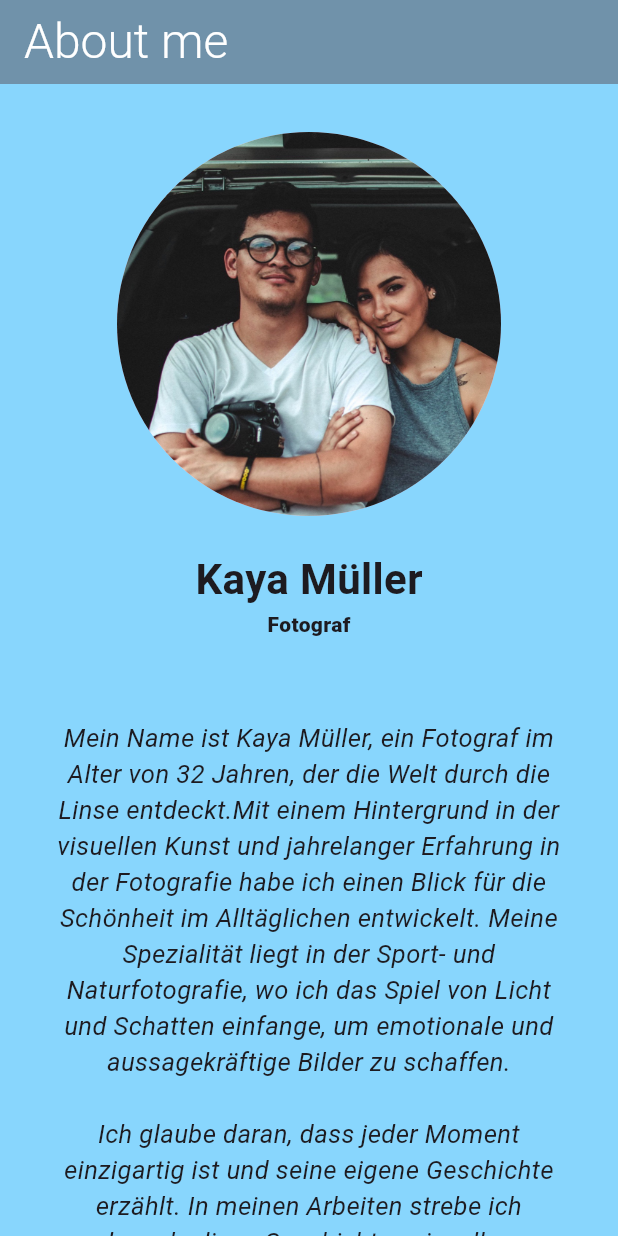
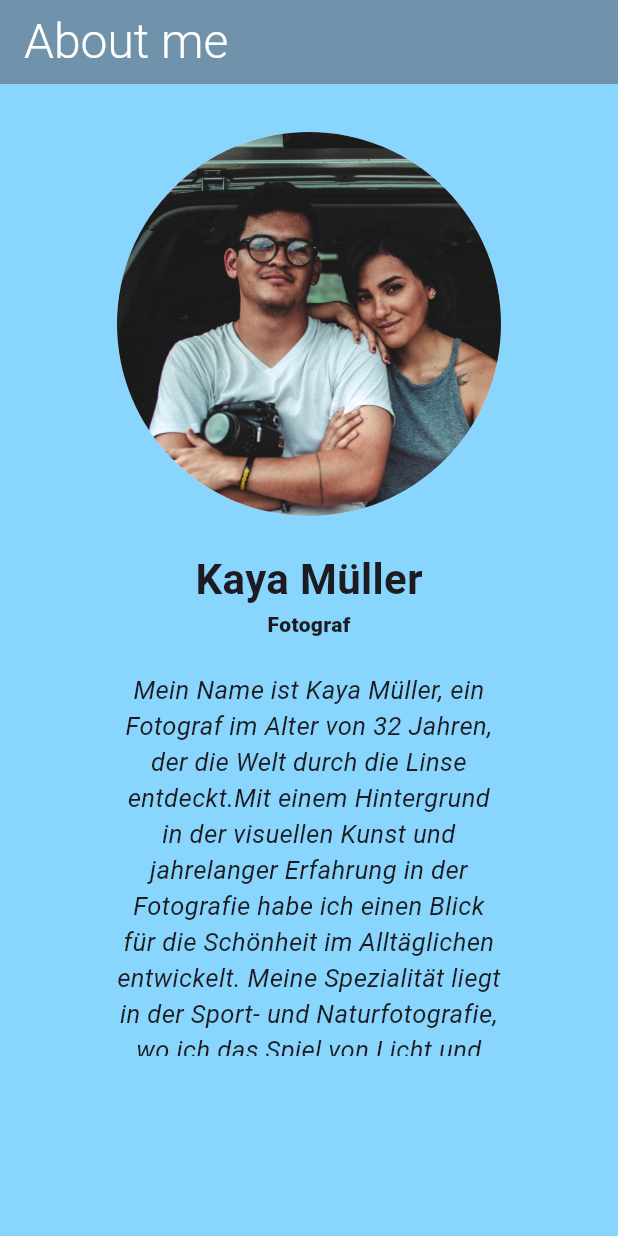
Before and after one commit to Dopa91/simple_gallery_app_dopatka, a Flutter app: the AboutMePage screen opened directly, on a phone screen of 412 x 824 dp. Run offline on Flutter 3.47's test engine with Material 3 defaults, Android fonts, the phone set to English and light mode, and no system bars; our stand-ins replace flutter_image_slideshow.

Commit message:
changed to Listview for better style

```diff
--- a/lib/features/about_me/screens/about_me_page.dart
+++ b/lib/features/about_me/screens/about_me_page.dart
@@ -16,36 +16,37 @@ class AboutMePage extends StatelessWidget {
               fontWeight: FontWeight.w300, color: Colors.white, fontSize: 32),
         ),
       ),
-      body: const SafeArea(
+      body: SafeArea(
         child: Center(
           child: Column(
             children: [
-              SizedBox(
+              const SizedBox(
                 height: 32,
               ),
-              CircleAvatar(
+              const CircleAvatar(
                 backgroundImage: AssetImage("assets/images/kaya.jpeg"),
                 radius: 128,
               ),
-              SizedBox(
+              const SizedBox(
                 height: 22,
               ),
-              Text(
+              const Text(
                 "Kaya Müller",
                 style: TextStyle(fontWeight: FontWeight.w600, fontSize: 28),
               ),
-              Text(
+              const Text(
                 "Fotograf",
                 style: TextStyle(fontWeight: FontWeight.w900),
               ),
-              SizedBox(
+              const SizedBox(
                 height: 22,
               ),
-              Expanded(
-                child: SingleChildScrollView(
-                  child: Padding(
-                    padding: EdgeInsets.all(32.0),
-                    child: Text(
+              SizedBox(
+                height: 256,
+                width: 256,
+                child: ListView(
+                  children: const [
+                    Text(
                       "Mein Name ist Kaya Müller, ein Fotograf im Alter von 32 Jahren, der die Welt durch die Linse entdeckt.Mit einem Hintergrund in der visuellen Kunst und jahrelanger Erfahrung in der Fotografie habe ich einen Blick für die Schönheit im Alltäglichen entwickelt. Meine Spezialität liegt in der Sport- und Naturfotografie, wo ich das Spiel von Licht und Schatten einfange, um emotionale und aussagekräftige Bilder zu schaffen.\n\nIch glaube daran, dass jeder Moment einzigartig ist und seine eigene Geschichte erzählt. In meinen Arbeiten strebe ich danach, diese Geschichten visuell zu interpretieren und sie durch kreative Kompositionen und Nuancen zum Leben zu erwecken. Meine fotografische Reise hat mich durch verschiedene Länder geführt, wo ich die Vielfalt der Kulturen und Landschaften festhalte, immer auf der Suche nach neuen Perspektiven und Herausforderungen.\n\nMein Anspruch ist es, mit meinen Bildern nicht nur zu dokumentieren, sondern auch zu inspirieren und zu berühren. Jeder Auftrag und jedes Projekt ist für mich eine Möglichkeit, meine Leidenschaft und mein Können zu zeigen und eine Verbindung zwischen dem Betrachter und dem Bild herzustellen.",
                       textAlign: TextAlign.center,
                       style: TextStyle(
@@ -53,7 +54,7 @@ class AboutMePage extends StatelessWidget {
                           fontStyle: FontStyle.italic,
                           fontSize: 17),
                     ),
-                  ),
+                  ],
                 ),
               ),
             ],
```
